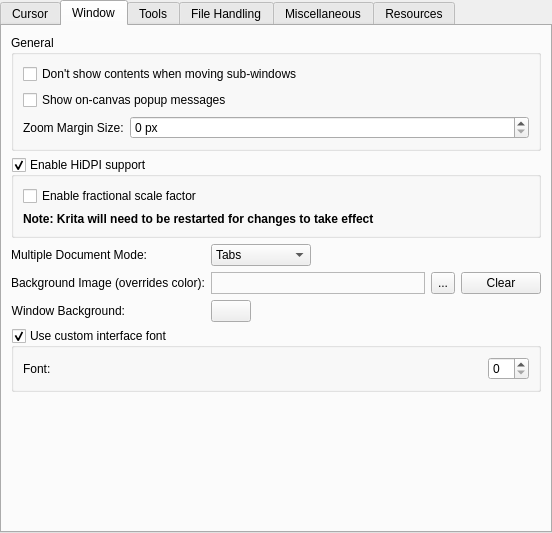
KDE/krita, file libs/ui/forms/wdggeneralsettings.ui: the form before one commit.
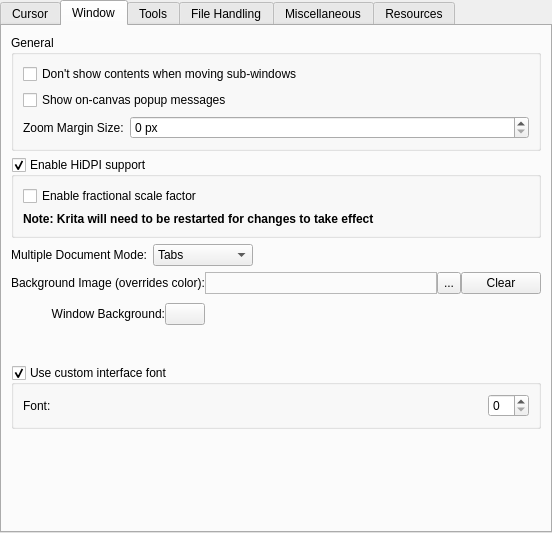
The form after the commit. The open tabs and pages were chosen to show the change. Custom widgets are drawn as their Qt base class.

Commit message:
enable subwindow options only if subwindow mode selected
CCBUG:460214

Diff of the .ui file:
```diff
--- a/libs/ui/forms/wdggeneralsettings.ui
+++ b/libs/ui/forms/wdggeneralsettings.ui
@@ -451,16 +451,18 @@
          </item>
         </widget>
        </item>
-       <item row="3" column="0">
-        <widget class="QLabel" name="label_5">
-         <property name="text">
-          <string>Background Image (overrides color):</string>
+       <item row="3" column="0" colspan="2">
+        <widget class="QWidget" name="group_subWinMode" native="true">
+         <property name="enabled">
+          <bool>true</bool>
          </property>
-        </widget>
-       </item>
-       <item row="3" column="1">
-        <widget class="QWidget" name="widget" native="true">
-         <layout class="QHBoxLayout" name="horizontalLayout">
+         <property name="sizePolicy">
+          <sizepolicy hsizetype="Preferred" vsizetype="Preferred">
+           <horstretch>0</horstretch>
+           <verstretch>0</verstretch>
+          </sizepolicy>
+         </property>
+         <layout class="QGridLayout" name="gridLayout">
           <property name="leftMargin">
            <number>0</number>
           </property>
@@ -473,7 +475,62 @@
           <property name="bottomMargin">
            <number>0</number>
           </property>
-          <item>
+          <property name="horizontalSpacing">
+           <number>0</number>
+          </property>
+          <property name="verticalSpacing">
+           <number>9</number>
+          </property>
+          <item row="0" column="3">
+           <widget class="QToolButton" name="m_bnFileName">
+            <property name="sizePolicy">
+             <sizepolicy hsizetype="Fixed" vsizetype="Minimum">
+              <horstretch>0</horstretch>
+              <verstretch>0</verstretch>
+             </sizepolicy>
+            </property>
+            <property name="text">
+             <string>...</string>
+            </property>
+           </widget>
+          </item>
+          <item row="1" column="1">
+           <widget class="KisColorButton" name="m_mdiColor">
+            <property name="sizePolicy">
+             <sizepolicy hsizetype="Fixed" vsizetype="Fixed">
+              <horstretch>0</horstretch>
+              <verstretch>0</verstretch>
+             </sizepolicy>
+            </property>
+            <property name="text">
+             <string/>
+            </property>
+           </widget>
+          </item>
+          <item row="0" column="4">
+           <widget class="QPushButton" name="clearBgImageButton">
+            <property name="text">
+             <string>Clear</string>
+            </property>
+           </widget>
+          </item>
+          <item row="0" column="0" colspan="2">
+           <widget class="QLabel" name="label_5">
+            <property name="sizePolicy">
+             <sizepolicy hsizetype="Preferred" vsizetype="Preferred">
+              <horstretch>0</horstretch>
+              <verstretch>0</verstretch>
+             </sizepolicy>
+            </property>
+            <property name="text">
+             <string>Background Image (overrides color):</string>
+            </property>
+            <property name="scaledContents">
+             <bool>true</bool>
+            </property>
+           </widget>
+          </item>
+          <item row="0" column="2">
            <widget class="QLabel" name="m_backgroundimage">
             <property name="sizePolicy">
              <sizepolicy hsizetype="MinimumExpanding" vsizetype="Preferred">
@@ -498,53 +555,36 @@
             </property>
            </widget>
           </item>
-          <item>
-           <widget class="QToolButton" name="m_bnFileName">
-            <property name="sizePolicy">
-             <sizepolicy hsizetype="Fixed" vsizetype="Minimum">
-              <horstretch>0</horstretch>
-              <verstretch>0</verstretch>
-             </sizepolicy>
-            </property>
+          <item row="1" column="0">
+           <widget class="QLabel" name="label_4">
             <property name="text">
-             <string>...</string>
+             <string>Window Background:</string>
+            </property>
+            <property name="alignment">
+             <set>Qt::AlignRight|Qt::AlignTrailing|Qt::AlignVCenter</set>
             </property>
            </widget>
           </item>
-          <item>
-           <widget class="QPushButton" name="clearBgImageButton">
-            <property name="text">
-             <string>Clear</string>
+          <item row="2" column="1">
+           <spacer name="verticalSpacer_4">
+            <property name="orientation">
+             <enum>Qt::Vertical</enum>
             </property>
-           </widget>
+            <property name="sizeType">
+             <enum>QSizePolicy::MinimumExpanding</enum>
+            </property>
+            <property name="sizeHint" stdset="0">
+             <size>
+              <width>20</width>
+              <height>9</height>
+             </size>
+            </property>
+           </spacer>
           </item>
          </layout>
         </widget>
        </item>
-       <item row="4" column="0">
-        <widget class="QLabel" name="label_4">
-         <property name="text">
-          <string>Window Background:</string>
-         </property>
-         <property name="alignment">
-          <set>Qt::AlignRight|Qt::AlignTrailing|Qt::AlignVCenter</set>
-         </property>
-        </widget>
-       </item>
-       <item row="4" column="1">
-        <widget class="KisColorButton" name="m_mdiColor">
-         <property name="sizePolicy">
-          <sizepolicy hsizetype="Fixed" vsizetype="Fixed">
-           <horstretch>0</horstretch>
-           <verstretch>0</verstretch>
-          </sizepolicy>
-         </property>
-         <property name="text">
-          <string/>
-         </property>
-        </widget>
-       </item>
-       <item row="5" column="0" colspan="2">
+       <item row="4" column="0" colspan="2">
         <widget class="QGroupBox" name="chkUseCustomFont">
          <property name="title">
           <string>Use custom interface font</string>
@@ -594,7 +634,7 @@
          </layout>
         </widget>
        </item>
-       <item row="6" column="0" colspan="2">
+       <item row="5" column="0" colspan="2">
         <spacer name="verticalSpacer">
          <property name="orientation">
           <enum>Qt::Vertical</enum>
```
The commit also changes 2 other files.
